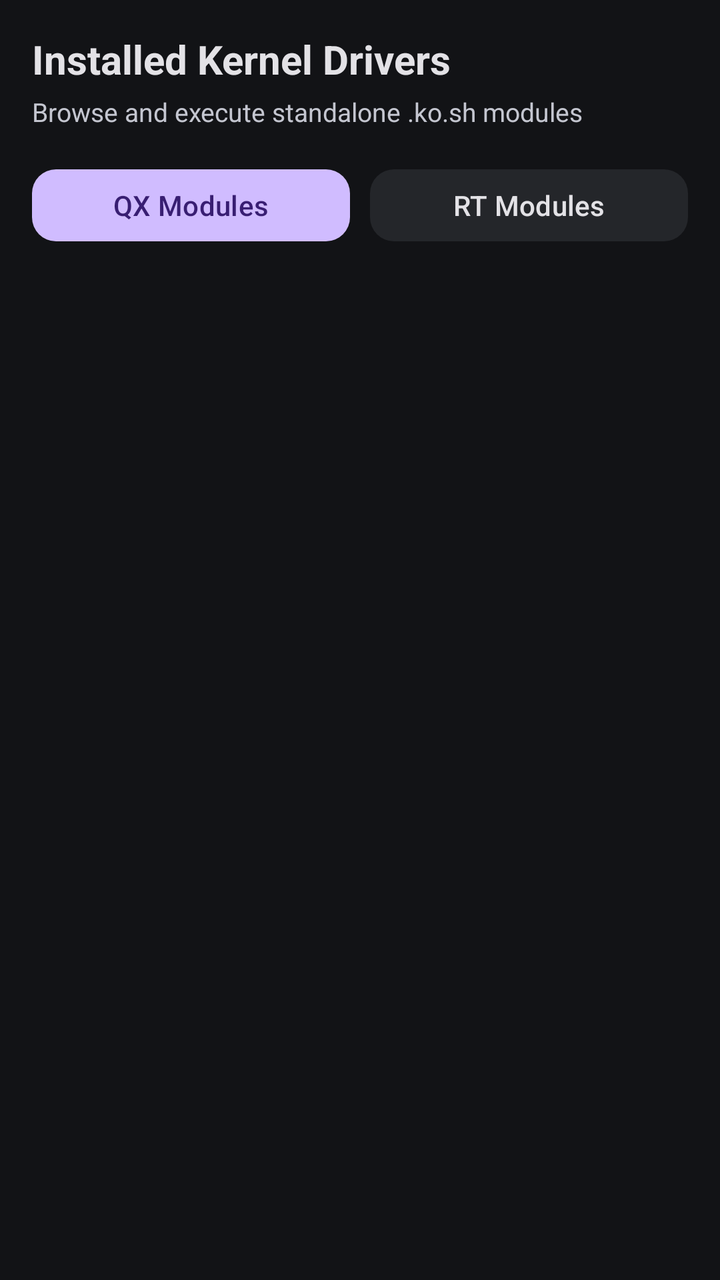
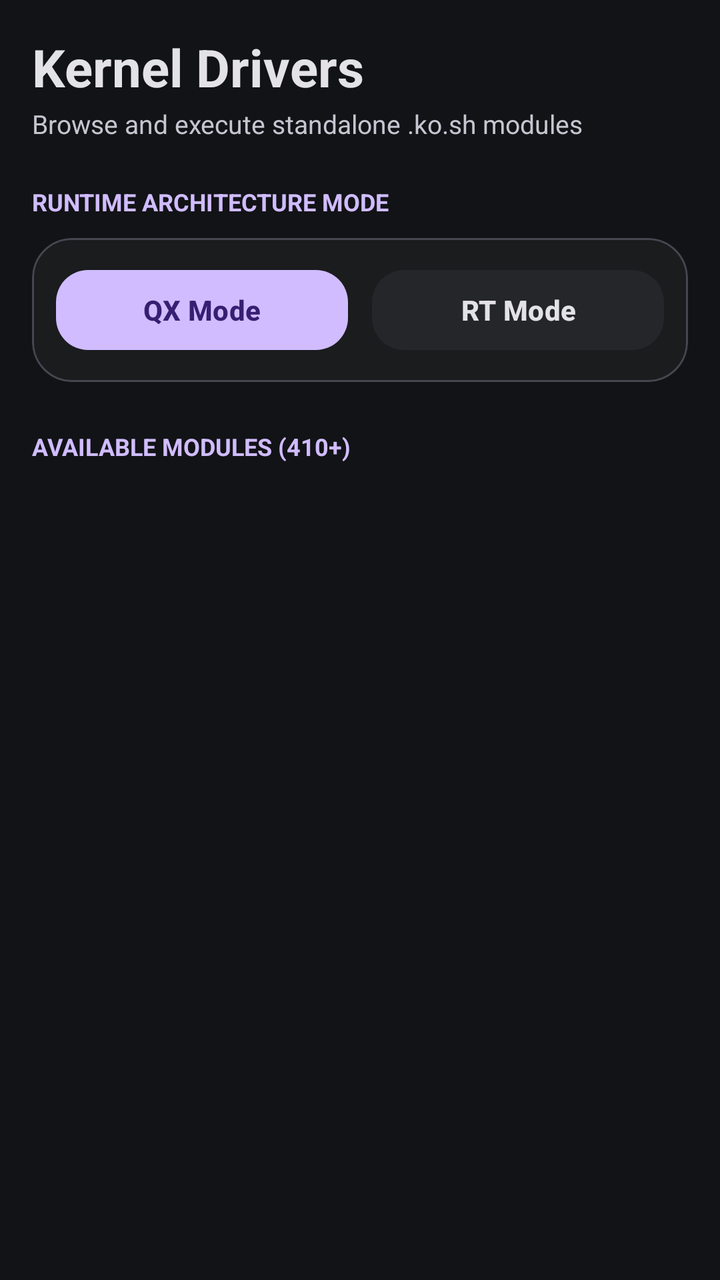

Compare the two renders of this Android layout. The source of the first and the diff that turns it into the second are given below.
<!-- AndroidManifest.xml: application theme Theme.DriverLoader -->
<!-- res/layout/fragment_drivers.xml -->
<?xml version="1.0" encoding="utf-8"?>
<LinearLayout xmlns:android="http://schemas.android.com/apk/res/android"
    xmlns:app="http://schemas.android.com/apk/res-auto"
    android:layout_width="match_parent"
    android:layout_height="match_parent"
    android:orientation="vertical"
    android:background="@color/apatch_background"
    android:padding="16dp">

    <TextView
        android:layout_width="wrap_content"
        android:layout_height="wrap_content"
        android:text="Installed Kernel Drivers"
        android:textColor="@color/apatch_text_primary"
        android:textSize="20sp"
        android:textStyle="bold" />

    <TextView
        android:layout_width="wrap_content"
        android:layout_height="wrap_content"
        android:layout_marginTop="4dp"
        android:text="Browse and execute standalone .ko.sh modules"
        android:textColor="@color/apatch_text_secondary"
        android:textSize="13sp" />

    
    <LinearLayout
        android:layout_width="match_parent"
        android:layout_height="wrap_content"
        android:layout_marginTop="16dp"
        android:orientation="horizontal">

        <com.google.android.material.button.MaterialButton
            android:id="@+id/btnTabQx"
            android:layout_width="0dp"
            android:layout_height="44dp"
            android:layout_weight="1"
            android:text="QX Modules"
            app:cornerRadius="12dp"
            app:backgroundTint="@color/apatch_primary"
            android:textColor="@color/apatch_on_primary" />

        <Space
            android:layout_width="10dp"
            android:layout_height="wrap_content" />

        <com.google.android.material.button.MaterialButton
            android:id="@+id/btnTabRt"
            android:layout_width="0dp"
            android:layout_height="44dp"
            android:layout_weight="1"
            android:text="RT Modules"
            app:cornerRadius="12dp"
            app:backgroundTint="@color/apatch_surface_variant"
            android:textColor="@color/apatch_text_primary" />
    </LinearLayout>

    
    <androidx.recyclerview.widget.RecyclerView
        android:id="@+id/rvDriversList"
        android:layout_width="match_parent"
        android:layout_height="0dp"
        android:layout_weight="1"
        android:layout_marginTop="16dp" />

</LinearLayout>
<!-- resources referenced by this layout -->
<resources>
  <color name="apatch_background">#121316</color>
  <color name="apatch_on_primary">#381E72</color>
  <color name="apatch_primary">#D0BCFF</color>
  <color name="apatch_surface_variant">#24262A</color>
  <color name="apatch_text_primary">#E3E2E6</color>
  <color name="apatch_text_secondary">#C4C6D0</color>
  <style name="Theme.DriverLoader" parent="Theme.Material3.Dark.NoActionBar">
          <item name="android:statusBarColor">@color/apatch_background</item>
          <item name="android:navigationBarColor">@color/apatch_surface</item>
          <item name="android:windowBackground">@color/apatch_background</item>
          <item name="colorPrimary">@color/apatch_primary</item>
          <item name="colorSecondary">@color/apatch_secondary</item>
          <item name="colorSurface">@color/apatch_surface</item>
          <item name="colorOutline">@color/apatch_outline</item>
      </style>
  <color name="apatch_surface">#1A1C1E</color>
  <color name="apatch_secondary">#CCC2DC</color>
  <color name="apatch_outline">#44474F</color>
</resources>

<!-- the commit's change to res/layout/fragment_drivers.xml (unified diff, before → after) -->
@@ -5,54 +5,97 @@
     android:layout_height="match_parent"
     android:orientation="vertical"
     android:background="@color/apatch_background"
-    android:padding="16dp">
+    android:paddingHorizontal="16dp"
+    android:paddingTop="16dp"
+    android:paddingBottom="96dp">
 
+    
     <TextView
         android:layout_width="wrap_content"
         android:layout_height="wrap_content"
-        android:text="Installed Kernel Drivers"
+        android:text="Kernel Drivers"
         android:textColor="@color/apatch_text_primary"
-        android:textSize="20sp"
+        android:textSize="26sp"
         android:textStyle="bold" />
 
     <TextView
         android:layout_width="wrap_content"
         android:layout_height="wrap_content"
-        android:layout_marginTop="4dp"
+        android:layout_marginTop="2dp"
         android:text="Browse and execute standalone .ko.sh modules"
         android:textColor="@color/apatch_text_secondary"
         android:textSize="13sp" />
 
     
+    <TextView
+        android:layout_width="wrap_content"
+        android:layout_height="wrap_content"
+        android:layout_marginTop="22dp"
+        android:text="RUNTIME ARCHITECTURE MODE"
+        android:textColor="@color/apatch_primary"
+        android:textSize="12sp"
+        android:textStyle="bold" />
+
+    <com.google.android.material.card.MaterialCardView
+        android:layout_width="match_parent"
+        android:layout_height="wrap_content"
+        android:layout_marginTop="10dp"
+        app:cardCornerRadius="20dp"
+        app:cardBackgroundColor="@color/apatch_surface"
+        app:strokeColor="@color/apatch_outline"
+        app:strokeWidth="1dp">
+
+        <LinearLayout
+            android:layout_width="match_parent"
+            android:layout_height="wrap_content"
+            android:orientation="horizontal"
+            android:padding="12dp">
+
+            <com.google.android.material.button.MaterialButton
+                android:id="@+id/btnTabQx"
+                android:layout_width="0dp"
+                android:layout_height="48dp"
+                android:layout_weight="1"
+                android:text="QX Mode"
+                app:cornerRadius="16dp"
+                app:backgroundTint="@color/apatch_primary"
+                android:textColor="@color/apatch_on_primary"
+                android:textStyle="bold" />
+
+            <Space
+                android:layout_width="12dp"
+                android:layout_height="wrap_content" />
+
+            <com.google.android.material.button.MaterialButton
+                android:id="@+id/btnTabRt"
+                android:layout_width="0dp"
+                android:layout_height="48dp"
+                android:layout_weight="1"
+                android:text="RT Mode"
+                app:cornerRadius="16dp"
+                app:backgroundTint="@color/apatch_surface_variant"
+                android:textColor="@color/apatch_text_primary"
+                android:textStyle="bold" />
+        </LinearLayout>
+    </com.google.android.material.card.MaterialCardView>
+
+    
     <LinearLayout
         android:layout_width="match_parent"
         android:layout_height="wrap_content"
-        android:layout_marginTop="16dp"
-        android:orientation="horizontal">
+        android:layout_marginTop="24dp"
+        android:orientation="horizontal"
+        android:gravity="center_vertical">
 
-        <com.google.android.material.button.MaterialButton
-            android:id="@+id/btnTabQx"
+        <TextView
+            android:id="@+id/tvDriversCount"
             android:layout_width="0dp"
-            android:layout_height="44dp"
+            android:layout_height="wrap_content"
             android:layout_weight="1"
-            android:text="QX Modules"
-            app:cornerRadius="12dp"
-            app:backgroundTint="@color/apatch_primary"
-            android:textColor="@color/apatch_on_primary" />
-
-        <Space
-            android:layout_width="10dp"
-            android:layout_height="wrap_content" />
-
-        <com.google.android.material.button.MaterialButton
-            android:id="@+id/btnTabRt"
-            android:layout_width="0dp"
-            android:layout_height="44dp"
-            android:layout_weight="1"
-            android:text="RT Modules"
-            app:cornerRadius="12dp"
-            app:backgroundTint="@color/apatch_surface_variant"
-            android:textColor="@color/apatch_text_primary" />
+            android:text="AVAILABLE MODULES (410+)"
+            android:textColor="@color/apatch_primary"
+            android:textSize="12sp"
+            android:textStyle="bold" />
     </LinearLayout>
 
     
@@ -61,6 +104,7 @@
         android:layout_width="match_parent"
         android:layout_height="0dp"
         android:layout_weight="1"
-        android:layout_marginTop="16dp" />
+        android:layout_marginTop="10dp"
+        android:clipToPadding="false" />
 
 </LinearLayout>
